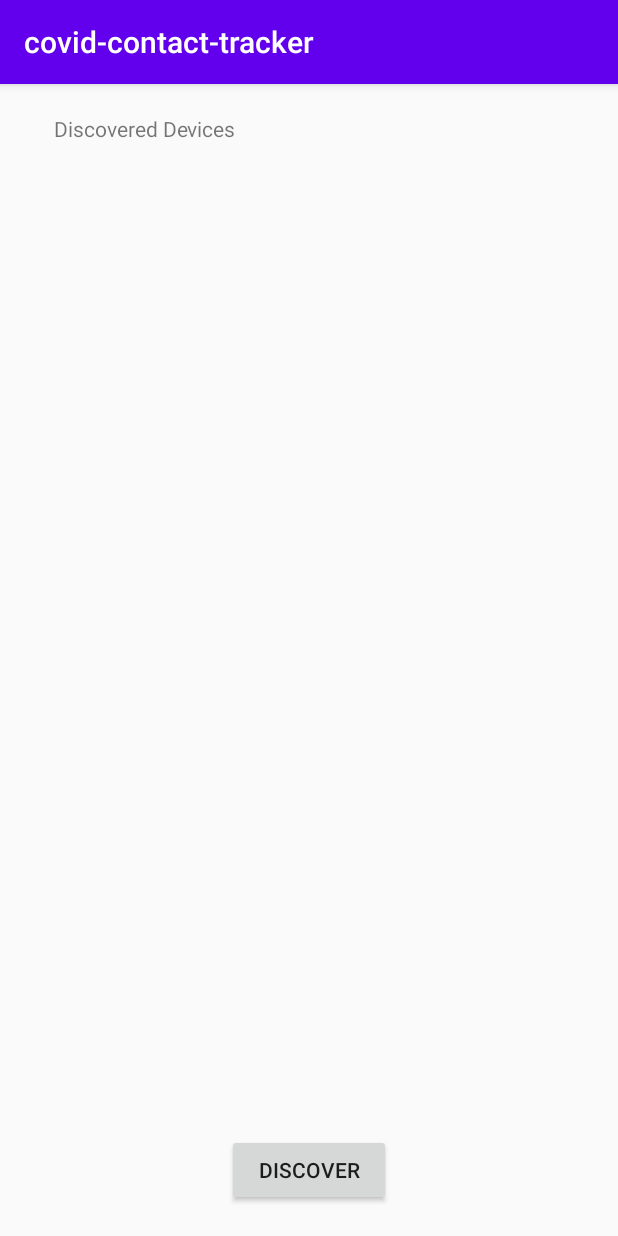
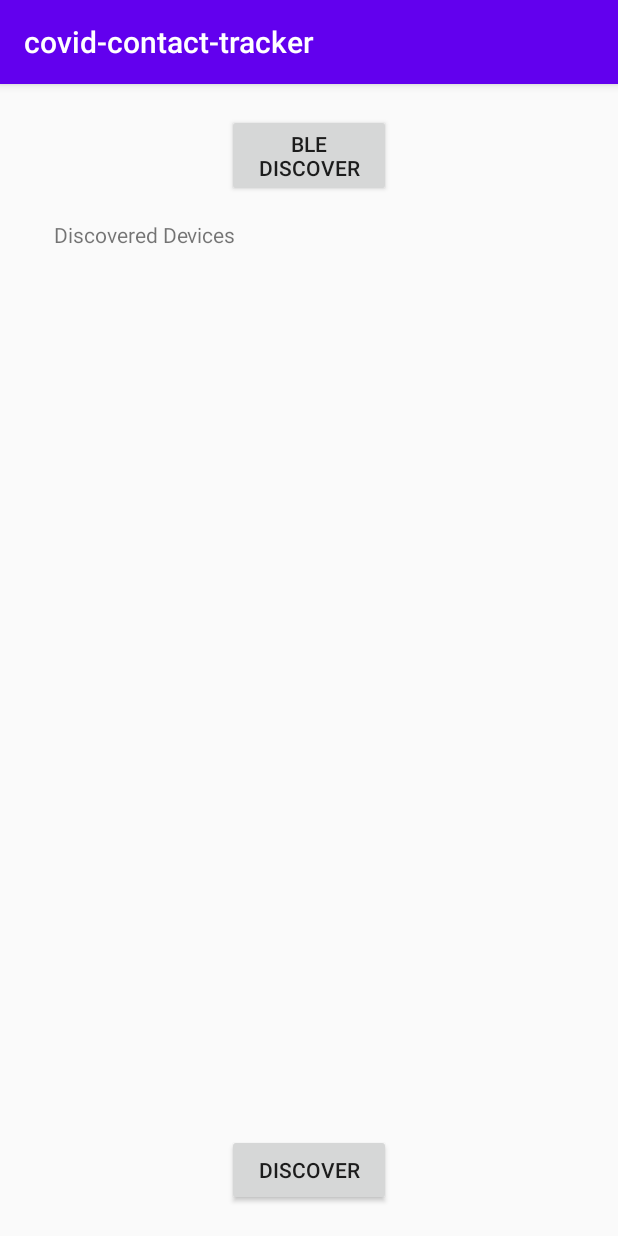
Before and after one commit to MihirS57/covid-contact-tracker, an Android app: the screen it shows after launch (MainActivity), on a phone screen of 412 x 824 dp. Run offline under Robolectric (Android 15) with nearby library versions, the phone set to English and light mode, and no system bars.

Commit message:
BLE attempt

```diff
--- a/app/src/main/java/com/example/covid_contact_tracker/MainActivity.java
+++ b/app/src/main/java/com/example/covid_contact_tracker/MainActivity.java
@@ -129,6 +129,11 @@ public class MainActivity extends AppCompatActivity {
         ba.startDiscovery();
     }
 
+    public void BleDiscover(View v){
+        Intent launchBle = new Intent(MainActivity.this,BLEScanActivity.class);
+        startActivity( launchBle );
+    }
+
     public void addToDiscoveredList(String name, String Bclass,String mac, short rssi){
         deviceDetails.clear();
         if(name!=null){
--- a/app/src/main/res/layout/activity_main.xml
+++ b/app/src/main/res/layout/activity_main.xml
@@ -11,11 +11,11 @@
         android:layout_width="match_parent"
         android:layout_height="wrap_content"
         android:layout_above="@+id/discover"
+        android:layout_below="@+id/blediscover"
         android:layout_alignParentStart="true"
-        android:layout_alignParentTop="true"
         android:layout_alignParentEnd="true"
         android:layout_marginStart="36dp"
-        android:layout_marginTop="20dp"
+        android:layout_marginTop="15dp"
         android:layout_marginEnd="36dp"
         android:layout_marginBottom="15dp"
         android:text="Discovered Devices" />
@@ -32,4 +32,17 @@
         android:layout_marginBottom="20dp"
         android:onClick="discoverBt"
         android:text="Discover" />
+
+    <Button
+        android:id="@+id/blediscover"
+        android:layout_width="wrap_content"
+        android:layout_height="wrap_content"
+        android:layout_alignParentStart="true"
+        android:layout_alignParentTop="true"
+        android:layout_alignParentEnd="true"
+        android:layout_marginStart="151dp"
+        android:layout_marginTop="20dp"
+        android:layout_marginEnd="151dp"
+        android:onClick="BleDiscover"
+        android:text="BLE Discover" />
 </RelativeLayout>
```
Also changed, not shown: app/src/main/AndroidManifest.xml (+24 -10 lines), app/src/main/java/com/example/covid_contact_tracker/BLEScanActivity.java (added, +14 -0 lines), app/src/main/res/layout/activity_blescan.xml (added, +9 -0 lines).
